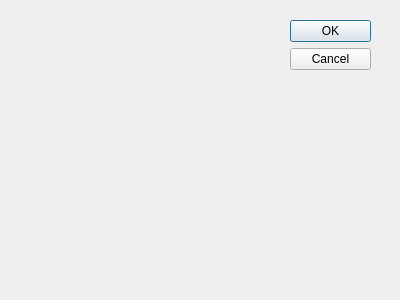
First picture: the form in lib/ModelRenderer/welcomewindow.ui, repository KurusView/KurusView, before the edit.
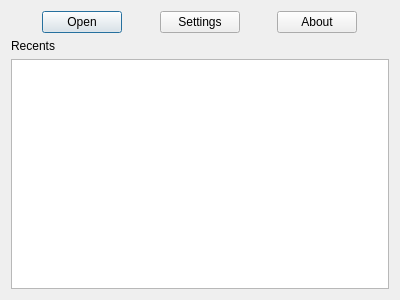
Second picture: the form after the edit. Icons and pictures are not drawn.

Commit message: Add functionality to open and about buttons

What changed in the file:
```diff
--- a/lib/ModelRenderer/welcomewindow.ui
+++ b/lib/ModelRenderer/welcomewindow.ui
@@ -15,22 +15,99 @@
   <property name="windowTitle">
    <string>Dialog</string>
   </property>
-  <widget name="buttonBox" class="QDialogButtonBox">
-   <property name="geometry">
-    <rect>
-     <x>290</x>
-     <y>20</y>
-     <width>81</width>
-     <height>241</height>
-    </rect>
-   </property>
-   <property name="orientation">
-    <enum>Qt::Vertical</enum>
-   </property>
-   <property name="standardButtons">
-    <set>QDialogButtonBox::Cancel|QDialogButtonBox::Ok</set>
-   </property>
-  </widget>
+  <property name="windowIcon">
+   <iconset resource="../../Icons/icons.qrc">
+    <normaloff>:/Icons/logo.png</normaloff>:/Icons/logo.png</iconset>
+  </property>
+  <layout class="QVBoxLayout" name="verticalLayout">
+   <item>
+    <layout class="QHBoxLayout" name="horizontalLayout">
+     <item>
+      <spacer name="horizontalSpacer_3">
+       <property name="orientation">
+        <enum>Qt::Horizontal</enum>
+       </property>
+       <property name="sizeHint" stdset="0">
+        <size>
+         <width>40</width>
+         <height>20</height>
+        </size>
+       </property>
+      </spacer>
+     </item>
+     <item>
+      <widget class="QPushButton" name="openPushButton">
+       <property name="text">
+        <string>Open</string>
+       </property>
+      </widget>
+     </item>
+     <item>
+      <spacer name="horizontalSpacer">
+       <property name="orientation">
+        <enum>Qt::Horizontal</enum>
+       </property>
+       <property name="sizeHint" stdset="0">
+        <size>
+         <width>40</width>
+         <height>20</height>
+        </size>
+       </property>
+      </spacer>
+     </item>
+     <item>
+      <widget class="QPushButton" name="settingsPushButton">
+       <property name="text">
+        <string>Settings</string>
+       </property>
+      </widget>
+     </item>
+     <item>
+      <spacer name="horizontalSpacer_2">
+       <property name="orientation">
+        <enum>Qt::Horizontal</enum>
+       </property>
+       <property name="sizeHint" stdset="0">
+        <size>
+         <width>40</width>
+         <height>20</height>
+        </size>
+       </property>
+      </spacer>
+     </item>
+     <item>
+      <widget class="QPushButton" name="aboutPushButton">
+       <property name="text">
+        <string>About</string>
+       </property>
+      </widget>
+     </item>
+     <item>
+      <spacer name="horizontalSpacer_4">
+       <property name="orientation">
+        <enum>Qt::Horizontal</enum>
+       </property>
+       <property name="sizeHint" stdset="0">
+        <size>
+         <width>40</width>
+         <height>20</height>
+        </size>
+       </property>
+      </spacer>
+     </item>
+    </layout>
+   </item>
+   <item>
+    <widget class="QLabel" name="label">
+     <property name="text">
+      <string>Recents</string>
+     </property>
+    </widget>
+   </item>
+   <item>
+    <widget class="QListView" name="listView"/>
+   </item>
+  </layout>
  </widget>
  <pixmapfunction/>
  <resources/>
```
Left out of the diff: 47 changed lines with no effect on the pictures. The commit also changes 2 other files.
